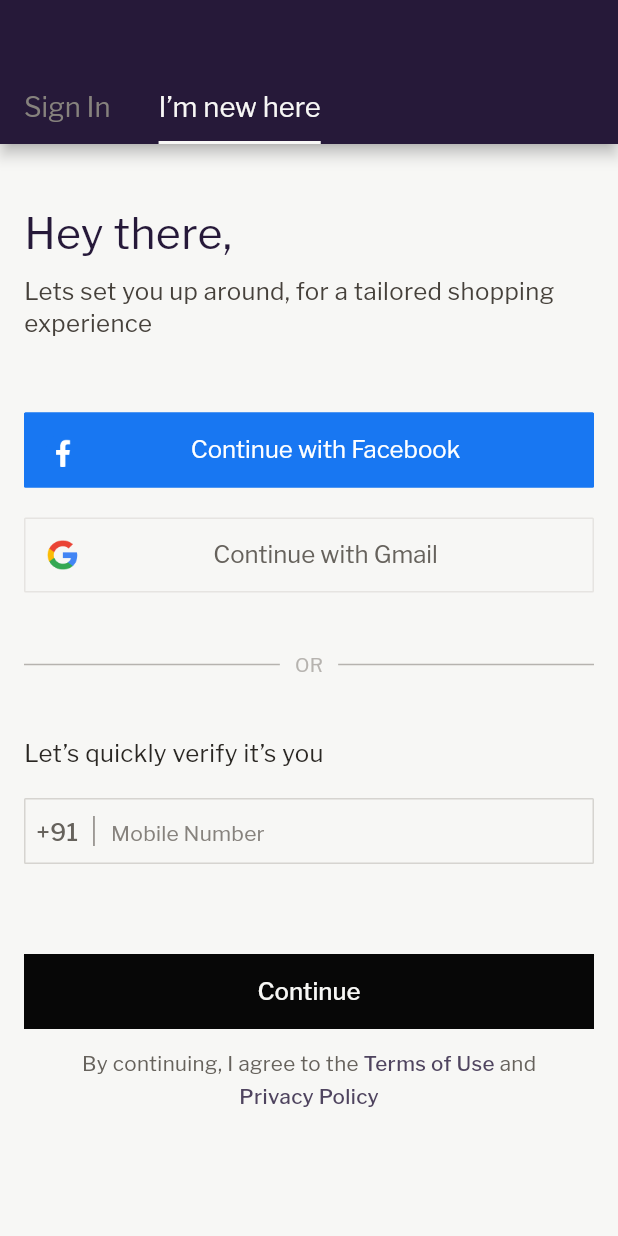
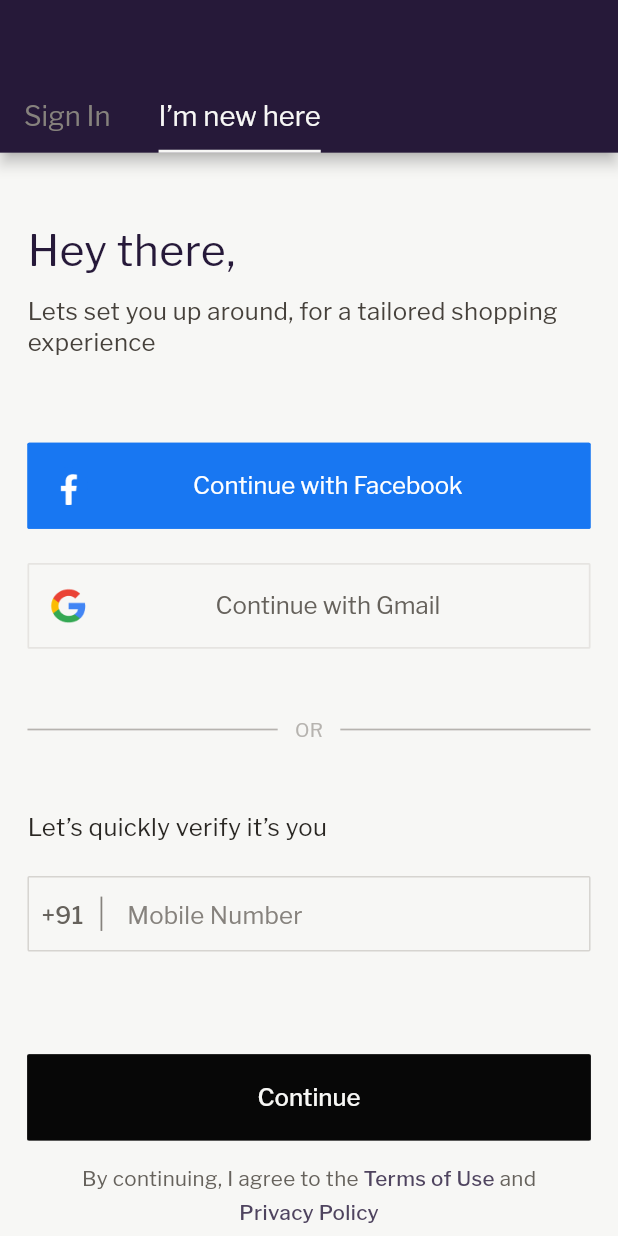
Before and after one commit to LaFetch2026/Lf_Application_Production, a Flutter app: the screen it shows after launch, after a tap on "Create Account", on a phone screen of 412 x 824 dp. Run offline on Flutter 3.47's test engine with Material 2 defaults, Android fonts, the phone set to English and light mode, and no system bars; our stand-ins replace app_links, cached_network_image, carousel_slider, device_info_plus, dropdown_button2, firebase_analytics and 15 more; missing offline and left inert: add_to_cart_animation, fl_downloader, flutter_facebook_auth, flutter_tawk, onesignal_flutter, otp_text_field_v2 and 2 more; accounts and stored records are empty; network calls fail.

Commit message:
fix tablet screen ui upto details screen

```diff
--- a/lib/commonwidget/app_button.dart
+++ b/lib/commonwidget/app_button.dart
@@ -1,4 +1,5 @@
 import 'package:flutter/material.dart';
+import 'package:flutter_screenutil/flutter_screenutil.dart';
 
 class AppButton extends StatelessWidget {
   final String label;
@@ -7,7 +8,6 @@ class AppButton extends StatelessWidget {
   final double fontSize;
   final String fontFamily;
   final String image;
-  final EdgeInsets padding;
   final Color textColor;
   final Color borderColor;
   final Color backgroundColor;
@@ -25,7 +25,6 @@ class AppButton extends StatelessWidget {
     this.roundness = 1,
     this.fontWeight = FontWeight.bold,
     this.fontFamily = "Franklin Gothic",
-    this.padding = const EdgeInsets.symmetric(vertical: 10),
     this.trailingWidget,
     this.onPressed,
   }) : super(key: key);
@@ -33,16 +32,16 @@ class AppButton extends StatelessWidget {
   @override
   Widget build(BuildContext context) {
     return Padding(
-      padding: const EdgeInsets.symmetric(horizontal: 16),
+      padding: EdgeInsets.symmetric(horizontal: 16.sp),
       child: SizedBox(
           width: double.infinity,
-          height: 50,
+          height: 50.sp,
           child: ElevatedButton(
               style: ButtonStyle(
                   shape: MaterialStateProperty.all(RoundedRectangleBorder(
                       borderRadius: BorderRadius.circular(1))),
                   side: MaterialStateProperty.all(
-                    BorderSide(width: 1, color: borderColor),
+                    BorderSide(width: 1.sp, color: borderColor),
                   ),
                   elevation: MaterialStateProperty.all(0.0),
                   shadowColor: MaterialStateProperty.all(Colors.transparent),
@@ -58,8 +57,8 @@ class AppButton extends StatelessWidget {
                 children: [
                   Image.asset(
                     image,
-                    height: 22,
-                    width: 22,
+                    height: 22.sp,
+                    width: 22.sp,
                   ),
                   Expanded(
                     child: Center(
--- a/lib/commonwidget/app_text.dart
+++ b/lib/commonwidget/app_text.dart
@@ -1,4 +1,5 @@
 import 'package:flutter/material.dart';
+import 'package:flutter_screenutil/flutter_screenutil.dart';
 
 class AppText extends StatelessWidget {
   final String text;
@@ -28,7 +29,7 @@ class AppText extends StatelessWidget {
       overflow: TextOverflow.ellipsis,
       maxLines: maxLines,
       style: TextStyle(
-        fontSize: fontSize,
+        fontSize: fontSize.sp,
         height: 1.3,
         decoration: TextDecoration.none,
         overflow: TextOverflow.ellipsis,
--- a/lib/commonwidget/loginwidgets/login_widget.dart
+++ b/lib/commonwidget/loginwidgets/login_widget.dart
@@ -23,24 +23,24 @@ class LoginWidget extends StatelessWidget {
       crossAxisAlignment: CrossAxisAlignment.start,
       children: [
         Padding(
-          padding: const EdgeInsets.only(top: 20, left: 16),
+          padding: EdgeInsets.only(top: 20.sp, left: 16.sp),
           child: AppText(
             text: text1,
             fontFamily: fontfamily,
             fontWeight: FontWeight.w500,
             color: btnTextColor,
-            fontSize: 25.sp,
+            fontSize: 25,
           ),
         ),
         Padding(
-          padding: const EdgeInsets.only(top: 10, left: 16),
+          padding: EdgeInsets.only(top: 10.sp, left: 16.sp),
           child: AppText(
             text: text2,
             maxLines: 2,
             fontFamily: "Franklin Gothic Regular",
             fontWeight: FontWeight.w400,
             color: textColor,
-            fontSize: 14.sp,
+            fontSize: 14,
           ),
         ),
       ],
--- a/lib/commonwidget/loginwidgets/multiple_text.dart
+++ b/lib/commonwidget/loginwidgets/multiple_text.dart
@@ -1,4 +1,5 @@
 import 'package:flutter/material.dart';
+import 'package:flutter_screenutil/flutter_screenutil.dart';
 
 import '../../utils/constants.dart';
 
@@ -27,7 +28,7 @@ class MultipleTextWidget extends StatelessWidget {
   @override
   Widget build(BuildContext context) {
     return Padding(
-      padding: const EdgeInsets.symmetric(horizontal: 16, vertical: 5),
+      padding: EdgeInsets.symmetric(horizontal: 16.sp, vertical: 5.sp),
       child: Row(
         mainAxisAlignment: MainAxisAlignment.center,
         mainAxisSize: MainAxisSize.max,
--- a/lib/commonwidget/loginwidgets/number_widget.dart
+++ b/lib/commonwidget/loginwidgets/number_widget.dart
@@ -17,9 +17,9 @@ class NumberWidget extends StatelessWidget {
   @override
   Widget build(BuildContext context) {
     return Padding(
-      padding: const EdgeInsets.symmetric(horizontal: 16, vertical: 10),
+      padding: EdgeInsets.symmetric(horizontal: 16.sp, vertical: 10.sp),
       child: SizedBox(
-        height: 44,
+        height: 44.sp,
         width: double.infinity,
         child: TextField(
           controller: controller,
@@ -29,20 +29,21 @@ class NumberWidget extends StatelessWidget {
           style: const TextStyle(color: textColor),
           decoration: InputDecoration(
             filled: true,
+            isDense: true,
             fillColor: whiteTextColor,
             focusedBorder: const OutlineInputBorder(
                 borderSide: BorderSide(color: borderColor)),
             enabledBorder: OutlineInputBorder(
-              borderRadius: BorderRadius.circular(1),
+              borderRadius: BorderRadius.circular(1.sp),
               borderSide: const BorderSide(color: borderColor),
             ),
             /*   errorText: isValidate
                                                       ? 'Please enter number'
                                                       : null, */
             prefixIcon: Padding(
-              padding: const EdgeInsets.only(left: 8),
+              padding: EdgeInsets.only(left: 8.sp),
               child: SizedBox(
-                width: 50,
+                width: 50.sp,
                 child: Row(
                   children: [
                     AppText(
@@ -50,14 +51,14 @@ class NumberWidget extends StatelessWidget {
                       fontFamily: "Franklin Gothic",
                       fontWeight: FontWeight.w500,
                       color: greyTextColor,
-                      fontSize: 14.sp,
+                      fontSize: 14,
                     ),
                     Padding(
-                      padding: const EdgeInsets.only(left: 10),
+                      padding: EdgeInsets.only(left: 10.sp),
                       child: Container(
-                        width: 1,
+                        width: 1.sp,
                         color: textHintColor,
-                        height: 20,
+                        height: 20.sp,
                       ),
                     ),
                   ],
@@ -65,10 +66,10 @@ class NumberWidget extends StatelessWidget {
               ),
             ),
             counterText: "",
-            contentPadding: EdgeInsets.zero,
+            //  contentPadding: EdgeInsets.zero,
             hintText: "Mobile Number",
-            hintStyle: const TextStyle(
-              fontSize: 14,
+            hintStyle: TextStyle(
+              fontSize: 14.sp,
               color: textHintColor,
               fontFamily: "Franklin Gothic Regular",
             ),
--- a/lib/commonwidget/loginwidgets/or_widget.dart
+++ b/lib/commonwidget/loginwidgets/or_widget.dart
@@ -12,32 +12,32 @@ class ORWidget extends StatelessWidget {
   @override
   Widget build(BuildContext context) {
     return Padding(
-      padding: const EdgeInsets.symmetric(vertical: 20, horizontal: 16),
+      padding: EdgeInsets.symmetric(vertical: 20.sp, horizontal: 16.sp),
       child: Row(
         crossAxisAlignment: CrossAxisAlignment.center,
         children: [
           Expanded(
             child: Container(
-              width: 100,
+              width: 100.sp,
               color: lightText,
-              height: 1,
+              height: 1.sp,
             ),
           ),
           Padding(
-            padding: const EdgeInsets.symmetric(horizontal: 10),
+            padding: EdgeInsets.symmetric(horizontal: 10.sp),
             child: AppText(
               text: "OR",
               fontFamily: "Franklin Gothic Regular",
               fontWeight: FontWeight.w400,
               color: lightText,
-              fontSize: 11.sp,
+              fontSize: 11,
             ),
           ),
           Expanded(
             child: Container(
-              width: 100,
+              width: 100.sp,
               color: lightText,
-              height: 1,
+              height: 1.sp,
             ),
           ),
         ],
--- a/lib/screens/loginscreen.dart
+++ b/lib/screens/loginscreen.dart
@@ -125,7 +125,7 @@ class LoginScreenState extends State<LoginScreen> {
                 ),
               ), */
               bottom: PreferredSize(
-                  preferredSize: const Size.fromHeight(40),
+                  preferredSize: Size.fromHeight(40.sp),
                   child: Align(
                     alignment: Alignment.centerLeft,
                     child: TabBar(
@@ -164,24 +164,22 @@ class LoginScreenState extends State<LoginScreen> {
                   )),
             ),
             body: TabBarView(children: [
-              Padding(
-                padding: const EdgeInsets.all(0),
-                child: Container(
+              Container(
                 width: MediaQuery.of(context).size.width,
                 color: whiteTextColor,
                 child: SingleChildScrollView(
                   child: Column(
                     crossAxisAlignment: CrossAxisAlignment.start,
                     children: [
-                        const SizedBox(
-                          height: 20,
+                      SizedBox(
+                        height: 20.sp,
                       ),
                       const LoginWidget(
                           text1: "Welcome Back!",
                           fontfamily: "Franklin Gothic",
                           text2: "We are so glad to have you back here"),
                       Padding(
-                          padding: const EdgeInsets.only(top: 50),
+                        padding: EdgeInsets.only(top: 50.sp),
                         child: AppButton(
                             label: "Continue with Facebook",
                             fontFamily: "Franklin Gothic Regular",
@@ -195,7 +193,7 @@ class LoginScreenState extends State<LoginScreen> {
                             backgroundColor: blue),
                       ),
                       Padding(
-                          padding: const EdgeInsets.symmetric(vertical: 20),
+                        padding: EdgeInsets.symmetric(vertical: 20.sp),
                         child: AppButton(
                             label: "Continue with Gmail",
                             fontFamily: "Franklin Gothic Regular",
@@ -211,24 +209,24 @@ class LoginScreenState extends State<LoginScreen> {
                       ),
                       const ORWidget(),
                       Padding(
-                          padding: const EdgeInsets.only(top: 20, left: 16),
+                        padding: EdgeInsets.only(top: 20.sp, left: 16.sp),
                         child: AppText(
                           text: "Let’s quickly verify it’s you",
                           fontFamily: "Franklin Gothic Regular",
                           fontWeight: FontWeight.w400,
                           color: loginText,
-                            fontSize: 14.sp,
+                          fontSize: 14,
                         ),
                       ),
                       Padding(
-                          padding: const EdgeInsets.symmetric(vertical: 10),
+                        padding: EdgeInsets.symmetric(vertical: 10.sp),
                         child: NumberWidget(
                             readonly: false,
                             controller: loginController.phoneNumberLogin),
                       ),
                       Obx(
                         () => Padding(
-                            padding: const EdgeInsets.only(top: 40, bottom: 10),
+                          padding: EdgeInsets.only(top: 40.sp, bottom: 10.sp),
                           child: getSingleButton(
                               label: "Continue",
                               textColor: whiteTextColor,
@@ -250,12 +248,12 @@ class LoginScreenState extends State<LoginScreen> {
                                   );
                                 }
                               },
-                                fontSize: 14.sp,
+                              fontSize: 14,
                               backgroundColor: colorPrimary),
                         ),
                       ),
                       Padding(
-                          padding: const EdgeInsets.only(bottom: 40),
+                        padding: EdgeInsets.only(bottom: 40.sp),
                         child: MultipleTextWidget(
                           fontSize: 11.sp,
                           text1: "By continuing, I agree to the",
@@ -283,18 +281,15 @@ class LoginScreenState extends State<LoginScreen> {
                   ),
                 ),
               ),
-              ),
-              Padding(
-                padding: const EdgeInsets.all(0),
-                child: Container(
+              Container(
                 width: MediaQuery.of(context).size.width,
                 color: whiteTextColor,
                 child: SingleChildScrollView(
                   child: Column(
                     crossAxisAlignment: CrossAxisAlignment.start,
                     children: [
-                        const SizedBox(
-                          height: 20,
+                      SizedBox(
+                        height: 20.sp,
                       ),
                       const LoginWidget(
                           fontfamily: "Franklin Gothic Regular",
@@ -302,7 +297,7 @@ class LoginScreenState extends State<LoginScreen> {
                           text2:
                               "Lets set you up around, for a tailored shopping experience"),
                       Padding(
-                          padding: const EdgeInsets.only(top: 50),
+                        padding: EdgeInsets.only(top: 50.sp),
                         child: AppButton(
                             label: "Continue with Facebook",
                             image: facebookImage,
@@ -316,7 +311,7 @@ class LoginScreenState extends State<LoginScreen> {
                             backgroundColor: blue),
                       ),
                       Padding(
-                          padding: const EdgeInsets.symmetric(vertical: 20),
+                        padding: EdgeInsets.symmetric(vertical: 20.sp),
                         child: AppButton(
                             label: "Continue with Gmail",
                             fontFamily: "Franklin Gothic Regular",
@@ -331,24 +326,24 @@ class LoginScreenState extends State<LoginScreen> {
                       ),
                       const ORWidget(),
                       Padding(
-                          padding: const EdgeInsets.only(top: 20, left: 16),
+                        padding: EdgeInsets.only(top: 20.sp, left: 16.sp),
                         child: AppText(
                           text: "Let’s quickly verify it’s you",
                           fontFamily: "Franklin Gothic Regular",
                           fontWeight: FontWeight.w400,
                           color: loginText,
-                            fontSize: 14.sp,
+                          fontSize: 14,
                         ),
                       ),
                       Padding(
-                          padding: const EdgeInsets.symmetric(vertical: 10),
+                        padding: EdgeInsets.symmetric(vertical: 10.sp),
                         child: NumberWidget(
                             readonly: false,
                             controller: loginController.phoneNumberRegister),
                       ),
                       Obx(
                         () => Padding(
-                            padding: const EdgeInsets.only(top: 40, bottom: 10),
+                          padding: EdgeInsets.only(top: 40.sp, bottom: 10.sp),
                           child: getSingleButton(
                               label: "Continue",
                               textColor: whiteTextColor,
@@ -370,7 +365,7 @@ class LoginScreenState extends State<LoginScreen> {
                                   );
                                 }
                               },
-                                fontSize: 14.sp,
+                              fontSize: 14,
                               backgroundColor: colorPrimary),
                         ),
                       ),
@@ -387,7 +382,7 @@ class LoginScreenState extends State<LoginScreen> {
                         fontSize: 12.sp,
                       ),
                       Padding(
-                          padding: const EdgeInsets.only(bottom: 40),
+                        padding: EdgeInsets.only(bottom: 40.sp),
                         child: GestureDetector(
                           onTap: () async {
                             launchUrl(Uri.parse(
@@ -416,7 +411,6 @@ class LoginScreenState extends State<LoginScreen> {
                   ),
                 ),
               ),
-              ),
             ])),
       ),
     );
--- a/lib/screens/welcomescreen.dart
+++ b/lib/screens/welcomescreen.dart
@@ -40,7 +40,7 @@ class WelcomeScreenState extends State<WelcomeScreen> {
                       fontFamily: "Franklin Gothic",
                       fontWeight: FontWeight.w500,
                       color: whiteTextColor,
-                      fontSize: 22.sp,
+                      fontSize: 22,
                     ),
                   ),
                   Padding(
@@ -53,7 +53,7 @@ class WelcomeScreenState extends State<WelcomeScreen> {
                       maxLines: 3,
                       fontWeight: FontWeight.w400,
                       color: whiteTextColor,
-                      fontSize: 14.sp,
+                      fontSize: 14,
                     ),
                   ),
                 ],
```
Also changed, not shown: lib/commonwidget/common_widgets.dart (+42 -43 lines), lib/commonwidget/text_field.dart (+5 -4 lines), lib/screens/otpverficationscreen.dart (+18 -17 lines), lib/screens/userdetails.dart (+22 -21 lines). Lines whose indentation alone changed are shown as unchanged.
